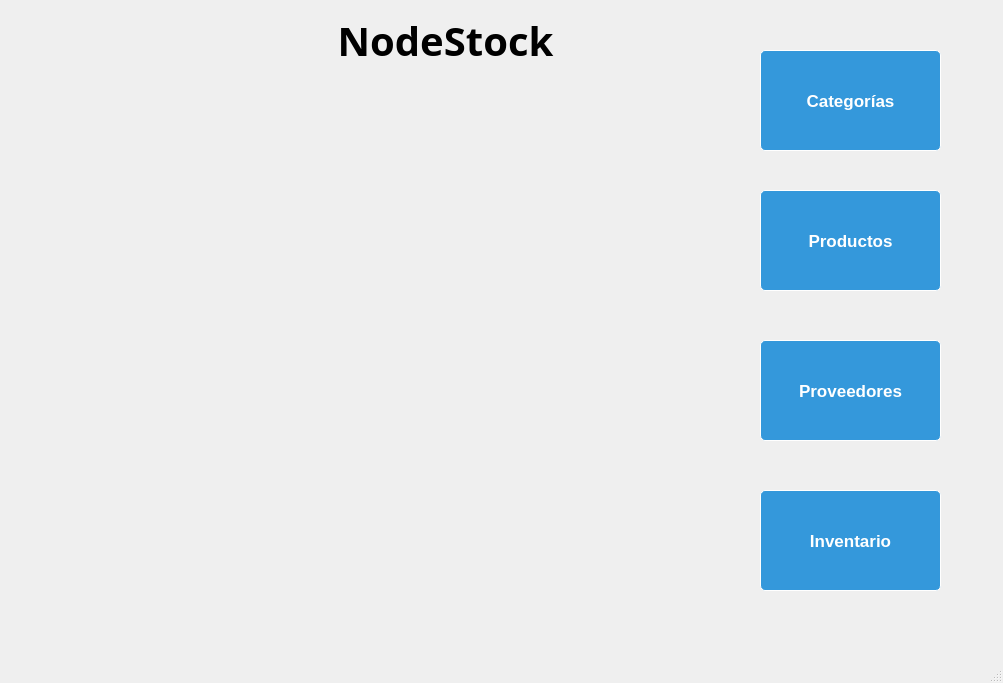
This is mainwindow.ui in ramxv/NodeStock as Qt 5 draws it before an edit. The edited form follows.
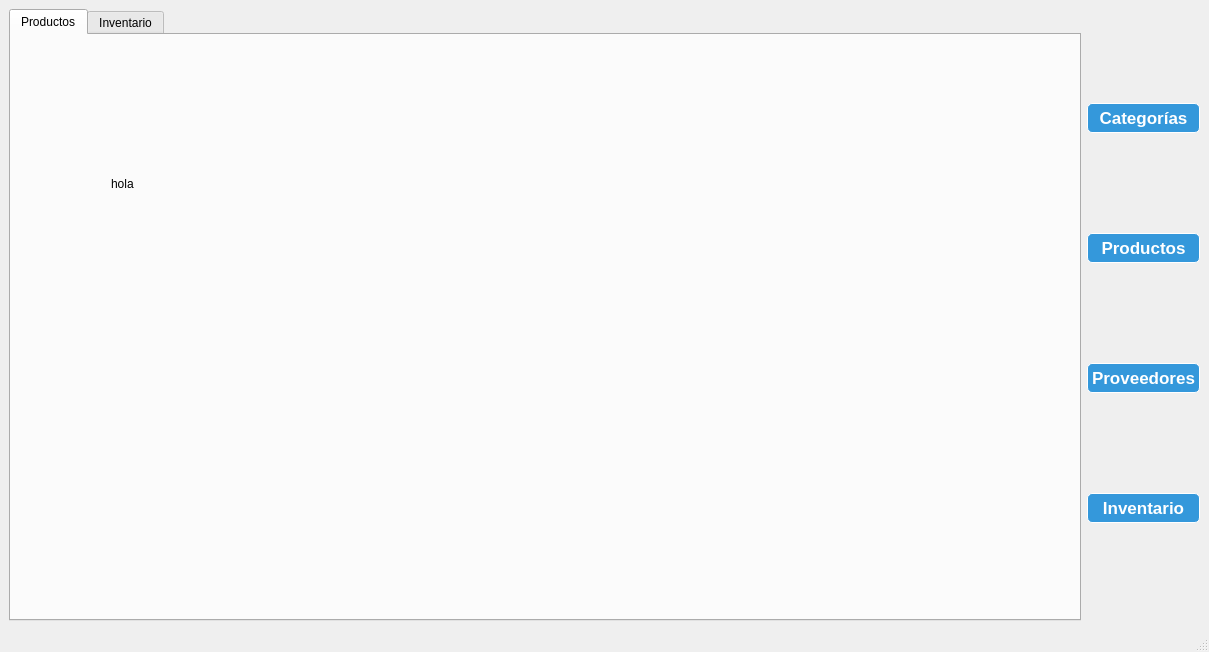
This is the edited form.

```diff
--- a/mainwindow.ui
+++ b/mainwindow.ui
@@ -6,9 +6,8 @@
    <rect>
     <x>0</x>
     <y>0</y>
-
-    <width>1003</width>
-    <height>683</height>
+    <width>1209</width>
+    <height>652</height>
    </rect>
   </property>
   <property name="windowTitle">
@@ -19,11 +18,39 @@
    <string notr="true"/>
   </property>
   <widget class="QWidget" name="centralwidget">
+   <layout class="QHBoxLayout" name="horizontalLayout">
+    <item>
+     <widget class="QTabWidget" name="tabWidget">
+      <property name="currentIndex">
+       <number>0</number>
+      </property>
+      <widget class="QWidget" name="tab">
+       <attribute name="title">
+        <string>Productos</string>
+       </attribute>
+       <widget class="QLabel" name="label_2">
+        <property name="geometry">
+         <rect>
+          <x>100</x>
+          <y>140</y>
+          <width>65</width>
+          <height>18</height>
+         </rect>
+        </property>
+        <property name="text">
+         <string>hola</string>
+        </property>
+       </widget>
+      </widget>
+      <widget class="QWidget" name="tab_2">
+       <attribute name="title">
+        <string>Inventario</string>
+       </attribute>
    <widget class="QLabel" name="label">
     <property name="geometry">
      <rect>
-      <x>320</x>
-      <y>10</y>
+          <x>250</x>
+          <y>40</y>
       <width>251</width>
       <height>61</height>
      </rect>
@@ -57,15 +84,13 @@
      <set>Qt::AlignmentFlag::AlignCenter</set>
     </property>
    </widget>
-   <widget class="QPushButton" name="pushButton">
-    <property name="geometry">
-     <rect>
-      <x>760</x>
-      <y>50</y>
-      <width>181</width>
-      <height>101</height>
-     </rect>
-    </property>
+      </widget>
+     </widget>
+    </item>
+    <item>
+     <layout class="QVBoxLayout" name="verticalLayout">
+      <item>
+       <widget class="QPushButton" name="categoriaBtn">
     <property name="font">
      <font>
       <pointsize>13</pointsize>
@@ -95,15 +120,9 @@
      <string>Categorías</string>
     </property>
    </widget>
-   <widget class="QPushButton" name="pushButton_5">
-    <property name="geometry">
-     <rect>
-      <x>760</x>
-      <y>190</y>
-      <width>181</width>
-      <height>101</height>
-     </rect>
-    </property>
+      </item>
+      <item>
+       <widget class="QPushButton" name="productosBtn">
     <property name="font">
      <font>
       <pointsize>13</pointsize>
@@ -133,15 +152,9 @@
      <string>Productos</string>
     </property>
    </widget>
-   <widget class="QPushButton" name="pushButton_6">
-    <property name="geometry">
-     <rect>
-      <x>760</x>
-      <y>340</y>
-      <width>181</width>
-      <height>101</height>
-     </rect>
-    </property>
+      </item>
+      <item>
+       <widget class="QPushButton" name="proveedoresBtn">
     <property name="font">
      <font>
       <pointsize>13</pointsize>
@@ -171,15 +184,9 @@
      <string>Proveedores</string>
     </property>
    </widget>
+      </item>
+      <item>
    <widget class="QPushButton" name="pushButton_7">
-    <property name="geometry">
-     <rect>
-      <x>760</x>
-      <y>490</y>
-      <width>181</width>
-      <height>101</height>
-     </rect>
-    </property>
     <property name="font">
      <font>
       <pointsize>13</pointsize>
@@ -209,6 +216,10 @@
      <string>Inventario</string>
     </property>
    </widget>
+      </item>
+     </layout>
+    </item>
+   </layout>
   </widget>
   <widget class="QMenuBar" name="menubar">
    <property name="geometry">
```
Left out of the diff: 3 changed lines with no effect on the pictures. Lines whose indentation alone changed are shown as unchanged.
